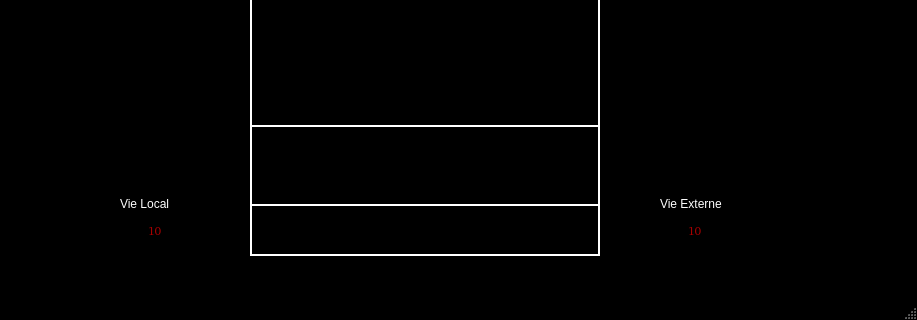
This is mainwindow.ui in AlexJobin/CLL-AlexJason as Qt 5 draws it before an edit; both pictures show x 0 to 917 and y 442 to 762 of the 917 by 762 pixel window. The edited form follows.
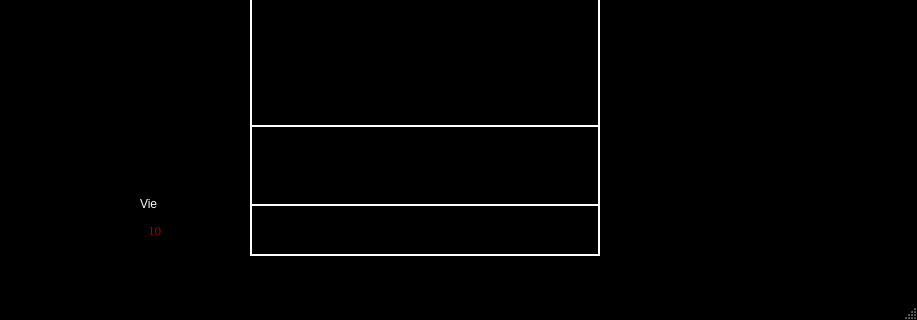
This is the edited form.

Patch:
```diff
--- a/mainwindow.ui
+++ b/mainwindow.ui
@@ -1434,75 +1434,10 @@
      <bool>true</bool>
     </property>
    </widget>
-   <widget class="QLineEdit" name="txtVieExterne">
-    <property name="geometry">
-     <rect>
-      <x>630</x>
-      <y>640</y>
-      <width>131</width>
-      <height>31</height>
-     </rect>
-    </property>
-    <property name="palette">
-     <palette>
-      <active>
-       <colorrole role="Text">
-        <brush brushstyle="SolidPattern">
-         <color alpha="255">
-          <red>170</red>
-          <green>0</green>
-          <blue>0</blue>
-         </color>
-        </brush>
-       </colorrole>
-      </active>
-      <inactive>
-       <colorrole role="Text">
-        <brush brushstyle="SolidPattern">
-         <color alpha="255">
-          <red>170</red>
-          <green>0</green>
-          <blue>0</blue>
-         </color>
-        </brush>
-       </colorrole>
-      </inactive>
-      <disabled>
-       <colorrole role="Text">
-        <brush brushstyle="SolidPattern">
-         <color alpha="255">
-          <red>0</red>
-          <green>0</green>
-          <blue>0</blue>
-         </color>
-        </brush>
-       </colorrole>
-      </disabled>
-     </palette>
-    </property>
-    <property name="font">
-     <font>
-      <family>Bitstream Charter</family>
-      <kerning>true</kerning>
-     </font>
-    </property>
-    <property name="autoFillBackground">
-     <bool>false</bool>
-    </property>
-    <property name="text">
-     <string>10</string>
-    </property>
-    <property name="alignment">
-     <set>Qt::AlignCenter</set>
-    </property>
-    <property name="readOnly">
-     <bool>true</bool>
-    </property>
-   </widget>
    <widget class="QLabel" name="label">
     <property name="geometry">
      <rect>
-      <x>120</x>
+      <x>140</x>
       <y>620</y>
       <width>62</width>
       <height>17</height>
@@ -1924,435 +1859,7 @@
      </palette>
     </property>
     <property name="text">
-     <string>Vie Local</string>
-    </property>
-   </widget>
-   <widget class="QLabel" name="label_2">
-    <property name="geometry">
-     <rect>
-      <x>660</x>
-      <y>620</y>
-      <width>81</width>
-      <height>17</height>
-     </rect>
-    </property>
-    <property name="palette">
-     <palette>
-      <active>
-       <colorrole role="WindowText">
-        <brush brushstyle="SolidPattern">
-         <color alpha="255">
-          <red>255</red>
-          <green>255</green>
-          <blue>255</blue>
-         </color>
-        </brush>
-       </colorrole>
-       <colorrole role="Button">
-        <brush brushstyle="SolidPattern">
-         <color alpha="255">
-          <red>0</red>
-          <green>0</green>
-          <blue>0</blue>
-         </color>
-        </brush>
-       </colorrole>
-       <colorrole role="Light">
-        <brush brushstyle="SolidPattern">
-         <color alpha="255">
-          <red>0</red>
-          <green>0</green>
-          <blue>0</blue>
-         </color>
-        </brush>
-       </colorrole>
-       <colorrole role="Midlight">
-        <brush brushstyle="SolidPattern">
-         <color alpha="255">
-          <red>0</red>
-          <green>0</green>
-          <blue>0</blue>
-         </color>
-        </brush>
-       </colorrole>
-       <colorrole role="Dark">
-        <brush brushstyle="SolidPattern">
-         <color alpha="255">
-          <red>0</red>
-          <green>0</green>
-          <blue>0</blue>
-         </color>
-        </brush>
-       </colorrole>
-       <colorrole role="Mid">
-        <brush brushstyle="SolidPattern">
-         <color alpha="255">
-          <red>0</red>
-          <green>0</green>
-          <blue>0</blue>
-         </color>
-        </brush>
-       </colorrole>
-       <colorrole role="Text">
-        <brush brushstyle="SolidPattern">
-         <color alpha="255">
-          <red>255</red>
-          <green>255</green>
-          <blue>255</blue>
-         </color>
-        </brush>
-       </colorrole>
-       <colorrole role="BrightText">
-        <brush brushstyle="SolidPattern">
-         <color alpha="255">
-          <red>255</red>
-          <green>255</green>
-          <blue>255</blue>
-         </color>
-        </brush>
-       </colorrole>
-       <colorrole role="ButtonText">
-        <brush brushstyle="SolidPattern">
-         <color alpha="255">
-          <red>255</red>
-          <green>255</green>
-          <blue>255</blue>
-         </color>
-        </brush>
-       </colorrole>
-       <colorrole role="Base">
-        <brush brushstyle="SolidPattern">
-         <color alpha="255">
-          <red>0</red>
-          <green>0</green>
-          <blue>0</blue>
-         </color>
-        </brush>
-       </colorrole>
-       <colorrole role="Window">
-        <brush brushstyle="SolidPattern">
-         <color alpha="255">
-          <red>0</red>
-          <green>0</green>
-          <blue>0</blue>
-         </color>
-        </brush>
-       </colorrole>
-       <colorrole role="Shadow">
-        <brush brushstyle="SolidPattern">
-         <color alpha="255">
-          <red>0</red>
-          <green>0</green>
-          <blue>0</blue>
-         </color>
-        </brush>
-       </colorrole>
-       <colorrole role="AlternateBase">
-        <brush brushstyle="SolidPattern">
-         <color alpha="255">
-          <red>0</red>
-          <green>0</green>
-          <blue>0</blue>
-         </color>
-        </brush>
-       </colorrole>
-       <colorrole role="ToolTipBase">
-        <brush brushstyle="SolidPattern">
-         <color alpha="255">
-          <red>255</red>
-          <green>255</green>
-          <blue>220</blue>
-         </color>
-        </brush>
-       </colorrole>
-       <colorrole role="ToolTipText">
-        <brush brushstyle="SolidPattern">
-         <color alpha="255">
-          <red>0</red>
-          <green>0</green>
-          <blue>0</blue>
-         </color>
-        </brush>
-       </colorrole>
-      </active>
-      <inactive>
-       <colorrole role="WindowText">
-        <brush brushstyle="SolidPattern">
-         <color alpha="255">
-          <red>255</red>
-          <green>255</green>
-          <blue>255</blue>
-         </color>
-        </brush>
-       </colorrole>
-       <colorrole role="Button">
-        <brush brushstyle="SolidPattern">
-         <color alpha="255">
-          <red>0</red>
-          <green>0</green>
-          <blue>0</blue>
-         </color>
-        </brush>
-       </colorrole>
-       <colorrole role="Light">
-        <brush brushstyle="SolidPattern">
-         <color alpha="255">
-          <red>0</red>
-          <green>0</green>
-          <blue>0</blue>
-         </color>
-        </brush>
-       </colorrole>
-       <colorrole role="Midlight">
-        <brush brushstyle="SolidPattern">
-         <color alpha="255">
-          <red>0</red>
-          <green>0</green>
-          <blue>0</blue>
-         </color>
-        </brush>
-       </colorrole>
-       <colorrole role="Dark">
-        <brush brushstyle="SolidPattern">
-         <color alpha="255">
-          <red>0</red>
-          <green>0</green>
-          <blue>0</blue>
-         </color>
-        </brush>
-       </colorrole>
-       <colorrole role="Mid">
-        <brush brushstyle="SolidPattern">
-         <color alpha="255">
-          <red>0</red>
-          <green>0</green>
-          <blue>0</blue>
-         </color>
-        </brush>
-       </colorrole>
-       <colorrole role="Text">
-        <brush brushstyle="SolidPattern">
-         <color alpha="255">
-          <red>255</red>
-          <green>255</green>
-          <blue>255</blue>
-         </color>
-        </brush>
-       </colorrole>
-       <colorrole role="BrightText">
-        <brush brushstyle="SolidPattern">
-         <color alpha="255">
-          <red>255</red>
-          <green>255</green>
-          <blue>255</blue>
-         </color>
-        </brush>
-       </colorrole>
-       <colorrole role="ButtonText">
-        <brush brushstyle="SolidPattern">
-         <color alpha="255">
-          <red>255</red>
-          <green>255</green>
-          <blue>255</blue>
-         </color>
-        </brush>
-       </colorrole>
-       <colorrole role="Base">
-        <brush brushstyle="SolidPattern">
-         <color alpha="255">
-          <red>0</red>
-          <green>0</green>
-          <blue>0</blue>
-         </color>
-        </brush>
-       </colorrole>
-       <colorrole role="Window">
-        <brush brushstyle="SolidPattern">
-         <color alpha="255">
-          <red>0</red>
-          <green>0</green>
-          <blue>0</blue>
-         </color>
-        </brush>
-       </colorrole>
-       <colorrole role="Shadow">
-        <brush brushstyle="SolidPattern">
-         <color alpha="255">
-          <red>0</red>
-          <green>0</green>
-          <blue>0</blue>
-         </color>
-        </brush>
-       </colorrole>
-       <colorrole role="AlternateBase">
-        <brush brushstyle="SolidPattern">
-         <color alpha="255">
-          <red>0</red>
-          <green>0</green>
-          <blue>0</blue>
-         </color>
-        </brush>
-       </colorrole>
-       <colorrole role="ToolTipBase">
-        <brush brushstyle="SolidPattern">
-         <color alpha="255">
-          <red>255</red>
-          <green>255</green>
-          <blue>220</blue>
-         </color>
-        </brush>
-       </colorrole>
-       <colorrole role="ToolTipText">
-        <brush brushstyle="SolidPattern">
-         <color alpha="255">
-          <red>0</red>
-          <green>0</green>
-          <blue>0</blue>
-         </color>
-        </brush>
-       </colorrole>
-      </inactive>
-      <disabled>
-       <colorrole role="WindowText">
-        <brush brushstyle="SolidPattern">
-         <color alpha="255">
-          <red>0</red>
-          <green>0</green>
-          <blue>0</blue>
-         </color>
-        </brush>
-       </colorrole>
-       <colorrole role="Button">
-        <brush brushstyle="SolidPattern">
-         <color alpha="255">
-          <red>0</red>
-          <green>0</green>
-          <blue>0</blue>
-         </color>
-        </brush>
-       </colorrole>
-       <colorrole role="Light">
-        <brush brushstyle="SolidPattern">
-         <color alpha="255">
-          <red>0</red>
-          <green>0</green>
-          <blue>0</blue>
-         </color>
-        </brush>
-       </colorrole>
-       <colorrole role="Midlight">
-        <brush brushstyle="SolidPattern">
-         <color alpha="255">
-          <red>0</red>
-          <green>0</green>
-          <blue>0</blue>
-         </color>
-        </brush>
-       </colorrole>
-       <colorrole role="Dark">
-        <brush brushstyle="SolidPattern">
-         <color alpha="255">
-          <red>0</red>
-          <green>0</green>
-          <blue>0</blue>
-         </color>
-        </brush>
-       </colorrole>
-       <colorrole role="Mid">
-        <brush brushstyle="SolidPattern">
-         <color alpha="255">
-          <red>0</red>
-          <green>0</green>
-          <blue>0</blue>
-         </color>
-        </brush>
-       </colorrole>
-       <colorrole role="Text">
-        <brush brushstyle="SolidPattern">
-         <color alpha="255">
-          <red>0</red>
-          <green>0</green>
-          <blue>0</blue>
-         </color>
-        </brush>
-       </colorrole>
-       <colorrole role="BrightText">
-        <brush brushstyle="SolidPattern">
-         <color alpha="255">
-          <red>255</red>
-          <green>255</green>
-          <blue>255</blue>
-         </color>
-        </brush>
-       </colorrole>
-       <colorrole role="ButtonText">
-        <brush brushstyle="SolidPattern">
-         <color alpha="255">
-          <red>0</red>
-          <green>0</green>
-          <blue>0</blue>
-         </color>
-        </brush>
-       </colorrole>
-       <colorrole role="Base">
-        <brush brushstyle="SolidPattern">
-         <color alpha="255">
-          <red>0</red>
-          <green>0</green>
-          <blue>0</blue>
-         </color>
-        </brush>
-       </colorrole>
-       <colorrole role="Window">
-        <brush brushstyle="SolidPattern">
-         <color alpha="255">
-          <red>0</red>
-          <green>0</green>
-          <blue>0</blue>
-         </color>
-        </brush>
-       </colorrole>
-       <colorrole role="Shadow">
-        <brush brushstyle="SolidPattern">
-         <color alpha="255">
-          <red>0</red>
-          <green>0</green>
-          <blue>0</blue>
-         </color>
-        </brush>
-       </colorrole>
-       <colorrole role="AlternateBase">
-        <brush brushstyle="SolidPattern">
-         <color alpha="255">
-          <red>0</red>
-          <green>0</green>
-          <blue>0</blue>
-         </color>
-        </brush>
-       </colorrole>
-       <colorrole role="ToolTipBase">
-        <brush brushstyle="SolidPattern">
-         <color alpha="255">
-          <red>255</red>
-          <green>255</green>
-          <blue>220</blue>
-         </color>
-        </brush>
-       </colorrole>
-       <colorrole role="ToolTipText">
-        <brush brushstyle="SolidPattern">
-         <color alpha="255">
-          <red>0</red>
-          <green>0</green>
-          <blue>0</blue>
-         </color>
-        </brush>
-       </colorrole>
-      </disabled>
-     </palette>
-    </property>
-    <property name="text">
-     <string>Vie Externe</string>
+     <string>Vie</string>
     </property>
    </widget>
    <widget class="QPushButton" name="btnJouerLocal">
```
